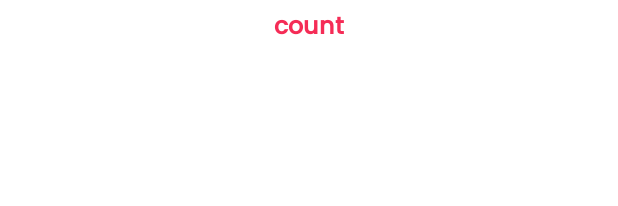
After one commit to AmrNasserSaad/EasyFood, an Android app: the layout activity_category_meals.xml on its own in the app's theme, with its tools: preview values and no code run, on a phone screen of 412 x 824 dp. The commit adds this screen. Shown: the top 206 px of the screen. Run offline under Robolectric (Android 15) with nearby library versions, the phone set to English and light mode, and no system bars.

Commit message:
handle the Recycler view and adapter of Categories section and calling it with retrofit and glide in CategoryMealsActivity

```diff
--- a/app/src/main/AndroidManifest.xml
+++ b/app/src/main/AndroidManifest.xml
@@ -16,6 +16,9 @@
         android:usesCleartextTraffic="true"
         tools:targetApi="31">
         <activity
+            android:name=".activities.CategoryMealsActivity"
+            android:exported="false" />
+        <activity
             android:name=".activities.MealActivity"
             android:exported="false" />
         <activity
--- a/app/src/main/java/com/example/easyfood/adapters/CategoriesAdapter.kt
+++ b/app/src/main/java/com/example/easyfood/adapters/CategoriesAdapter.kt
@@ -11,6 +11,8 @@ import com.example.easyfood.pojo.CategoryList
 class CategoriesAdapter (): RecyclerView.Adapter<CategoriesAdapter.CategoryViewHolder>(){
 
     private var categoryList = ArrayList<Category>()
+
+    var onItemClick : ((Category) -> Unit)? = null
 
     fun setCategoryList(categoryList: List<Category>){
         this.categoryList = categoryList as ArrayList<Category>
@@ -35,5 +37,9 @@ class CategoriesAdapter (): RecyclerView.Adapter<CategoriesAdapter.CategoryViewH
             .into(holder.binding.imgCategory)
 
         holder.binding.tvCategoryName.text = categoryList[position].strCategory
+
+        holder.itemView.setOnClickListener {
+            onItemClick!!.invoke(categoryList[position])
+        }
     }
 }
--- a/app/src/main/java/com/example/easyfood/retrofit/MealApi.kt
+++ b/app/src/main/java/com/example/easyfood/retrofit/MealApi.kt
@@ -19,4 +19,7 @@ interface MealApi {
 
     @GET("categories.php")
     fun getCategories():Call<CategoryList>
+
+    @GET("filter.php")
+    fun getMealsByCategory(@Query("c") categoryName: String) : Call<MealsByCategoryList>
 }
--- /dev/null
+++ b/app/src/main/res/layout/activity_category_meals.xml
@@ -0,0 +1,38 @@
+<?xml version="1.0" encoding="utf-8"?>
+<androidx.constraintlayout.widget.ConstraintLayout xmlns:android="http://schemas.android.com/apk/res/android"
+    xmlns:app="http://schemas.android.com/apk/res-auto"
+    xmlns:tools="http://schemas.android.com/tools"
+    android:layout_width="match_parent"
+    android:layout_height="match_parent"
+    tools:context=".activities.CategoryMealsActivity">
+
+
+    <TextView
+        android:id="@+id/tv_category_count"
+        android:layout_width="wrap_content"
+        android:layout_height="wrap_content"
+        android:fontFamily="@font/myfont"
+        android:textColor="@color/accent"
+        android:textSize="16sp"
+        app:layout_constraintTop_toTopOf="parent"
+        app:layout_constraintStart_toStartOf="parent"
+        app:layout_constraintEnd_toEndOf="parent"
+        android:layout_marginTop="5dp"
+        android:textStyle="bold"
+        android:text="count"
+        />
+
+    <androidx.recyclerview.widget.RecyclerView
+        android:id="@+id/rec_view_meals_Count"
+        android:layout_width="match_parent"
+        android:layout_height="0dp"
+        app:layout_constraintTop_toBottomOf="@id/tv_category_count"
+        app:layout_constraintStart_toStartOf="parent"
+        app:layout_constraintEnd_toEndOf="parent"
+        app:layout_constraintBottom_toBottomOf="parent"
+        />
+
+
+
+
+</androidx.constraintlayout.widget.ConstraintLayout>
```
Also changed, not shown: app/src/main/java/com/example/easyfood/activities/CategoryMealsActivity.kt (added, +50 -0 lines), app/src/main/java/com/example/easyfood/adapters/CategoryMealsAdapter.kt (added, +42 -0 lines), app/src/main/java/com/example/easyfood/fragments/HomeFragment.kt (+12 -0 lines), app/src/main/java/com/example/easyfood/viewModel/CategoryMealsViewModel.kt (added, +42 -0 lines), app/src/main/res/layout/meal_item.xml (added, +41 -0 lines).
